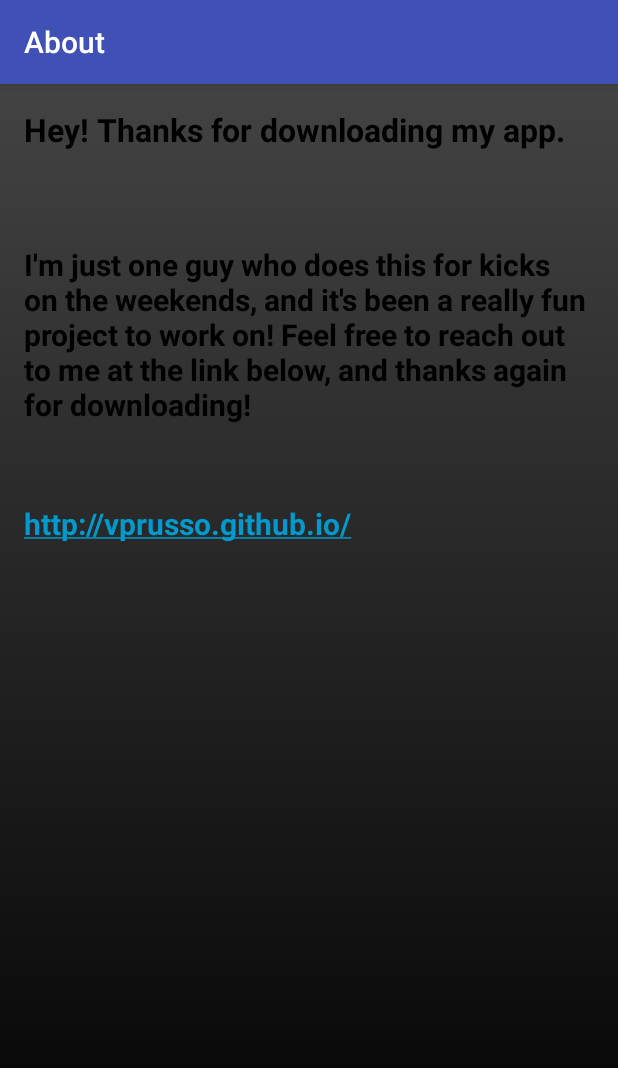
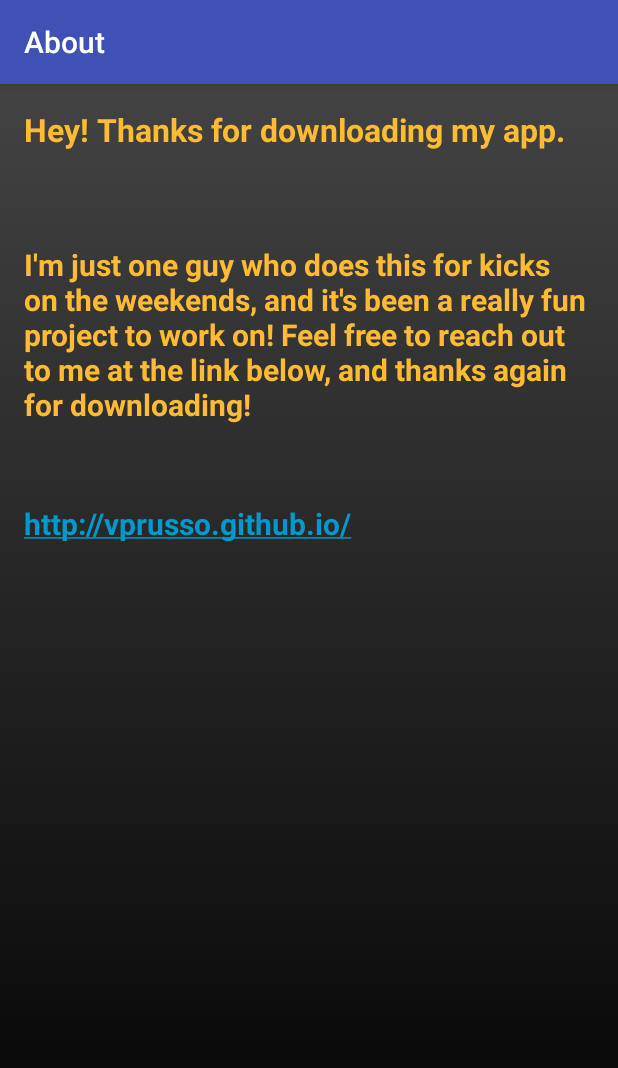
Before and after one commit to vprusso/lights_out, an Android app: the screen it shows after launch (AboutActivity), after a tap on "About", on a phone screen of 412 x 824 dp. Shown: the top 1068 px of the screen. Run offline under Robolectric (Android 15) with nearby library versions, the phone set to English and light mode, and no system bars; our stand-ins replace AdMob.

```diff
--- a/LightsOut/app/src/main/java/com/example/captainhampton/lightsout/Constants.java
+++ b/LightsOut/app/src/main/java/com/example/captainhampton/lightsout/Constants.java
@@ -2,5 +2,6 @@ package com.example.captainhampton.lightsout;
 
 public class Constants {
     public static int INIT_NUM_HINTS = 10;
+    public static int PERFECT_HINT_INCREMENT = 3;
     public static String SHARED_PREFS_FILE = "SHARED_PREFS_FILE";
 }
--- a/LightsOut/app/src/main/java/com/example/captainhampton/lightsout/LevelSelect.java
+++ b/LightsOut/app/src/main/java/com/example/captainhampton/lightsout/LevelSelect.java
@@ -109,6 +109,7 @@ public class LevelSelect extends AppCompatActivity implements View.OnClickListen
             if (victoryType.equals("PERFECT")) {
                 Log.d("TAG", "PERFECT");
                 levelButton.setText(level_button_text + "PERFECT");
+
             } else if (victoryType.equals("WIN")) {
                 levelButton.setText(level_button_text + "WIN!");
             } else {
--- a/LightsOut/app/src/main/java/com/example/captainhampton/lightsout/MainActivity.java
+++ b/LightsOut/app/src/main/java/com/example/captainhampton/lightsout/MainActivity.java
@@ -61,16 +61,13 @@ public class MainActivity extends AppCompatActivity implements OnClickListener {
         }
     }
 
-    private void loadSharedPreferences() {
-
-    }
-
     private void clearSharedPreferences() {
         getApplicationContext().getSharedPreferences(Constants.SHARED_PREFS_FILE, 0).edit().clear().apply();
     }
 
     private void checkFirstRun() {
 
+        // TODO : Comment this out:
         clearSharedPreferences();
 
         Boolean isFirstRun = getSharedPreferences(Constants.SHARED_PREFS_FILE, MODE_PRIVATE).getBoolean("IS_FIRST_RUN", true);
@@ -81,6 +78,7 @@ public class MainActivity extends AppCompatActivity implements OnClickListener {
             getSharedPreferences(Constants.SHARED_PREFS_FILE, MODE_PRIVATE).edit().putBoolean("IS_FIRST_RUN", false).apply();
 
             initLevelSharedPreferences();
+            initHintSharedPreferences();
 
         } else {
             Log.d("TAG", "Not first run");
@@ -91,11 +89,15 @@ public class MainActivity extends AppCompatActivity implements OnClickListener {
     private void initLevelSharedPreferences() {
         for (int i = 3; i < 7; i++) {
             for (int j = 0; j < Levels.getLevels(i,i).length; j++) {
-                String v = String.valueOf(i) + "-" + String.valueOf(i) + "-" + String.valueOf(j);
-                getSharedPreferences(Constants.SHARED_PREFS_FILE, MODE_PRIVATE).edit().putString(v,"LOSE").apply();
+                String levelName = String.valueOf(i) + "-" + String.valueOf(i) + "-" + String.valueOf(j);
+                getSharedPreferences(Constants.SHARED_PREFS_FILE, MODE_PRIVATE).edit().putString(levelName,"LOSE").apply();
                 //Log.d("TAG", String.valueOf(i) + "-" + String.valueOf(i) + "-" + String.valueOf(j));
             }
         }
+    }
+
+    private void initHintSharedPreferences() {
+        getSharedPreferences(Constants.SHARED_PREFS_FILE, MODE_PRIVATE).edit().putInt("NUM_HINTS", Constants.INIT_NUM_HINTS).apply();
     }
 
     public void displayBannerAd() {
--- a/LightsOut/app/src/main/res/layout/activity_about.xml
+++ b/LightsOut/app/src/main/res/layout/activity_about.xml
@@ -16,6 +16,7 @@
         <TextView
             android:id="@+id/textViewAboutIntro"
             style="@style/CategoryStyle"
+            android:textColor="@android:color/holo_orange_light"
             android:layout_width="match_parent"
             android:layout_height="wrap_content"
             android:textSize="21sp"
@@ -24,6 +25,7 @@
         <TextView
             android:id="@+id/textViewAboutParagraph"
             style="@style/CategoryStyle"
+            android:textColor="@android:color/holo_orange_light"
             android:layout_width="match_parent"
             android:layout_height="wrap_content"
             android:textSize="20sp"
@@ -32,6 +34,7 @@
         <TextView
             android:id="@+id/textViewAboutWebsite"
             style="@style/CategoryStyle"
+            android:textColor="@android:color/holo_orange_light"
             android:autoLink="web"
             android:layout_width="match_parent"
             android:layout_height="wrap_content"
--- a/LightsOut/app/src/main/res/layout/activity_how_to_play.xml
+++ b/LightsOut/app/src/main/res/layout/activity_how_to_play.xml
@@ -23,6 +23,7 @@
         <TextView
             android:id="@+id/textViewHowToPlayIntro"
             style="@style/CategoryStyle"
+            android:textColor="@android:color/holo_orange_light"
             android:layout_width="match_parent"
             android:layout_height="wrap_content"
             android:textSize="21sp"
@@ -37,6 +38,7 @@
         <TextView
             android:id="@+id/textViewHowToPlayParagraph"
             style="@style/CategoryStyle"
+            android:textColor="@android:color/holo_orange_light"
             android:layout_width="match_parent"
             android:layout_height="wrap_content"
             android:textSize="20sp"
@@ -51,6 +53,7 @@
         <TextView
             android:id="@+id/textViewHowToPlayEnding"
             style="@style/CategoryStyle"
+            android:textColor="@android:color/holo_orange_light"
             android:layout_width="match_parent"
             android:layout_height="wrap_content"
             android:textSize="20sp"
```
Also changed, not shown: LightsOut/app/src/main/java/com/example/captainhampton/lightsout/PlayActivity.java (+40 -23 lines).
